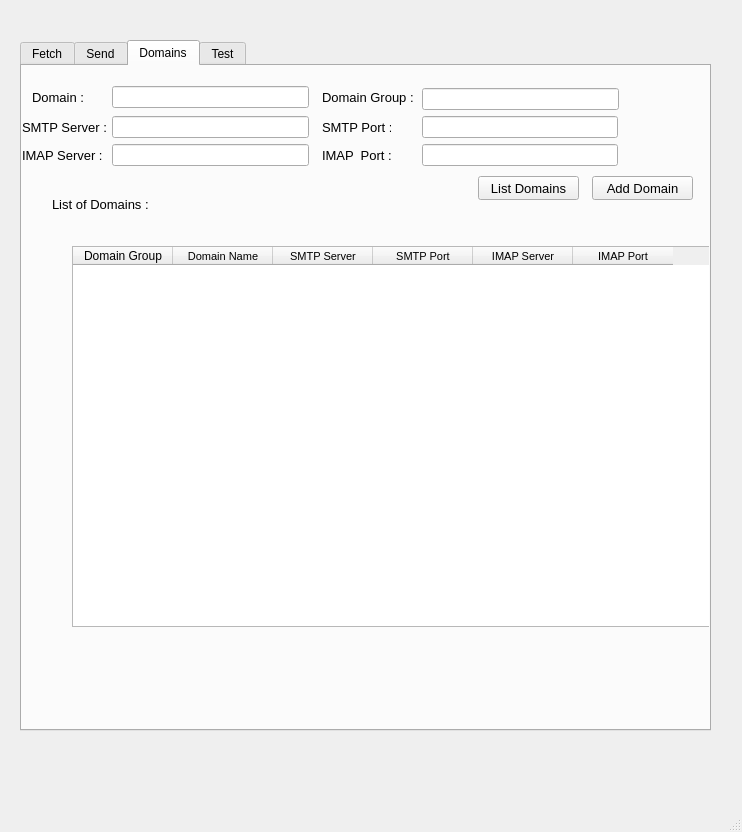
13-aymane/py-mail, file mail2.ui: the form before one commit.
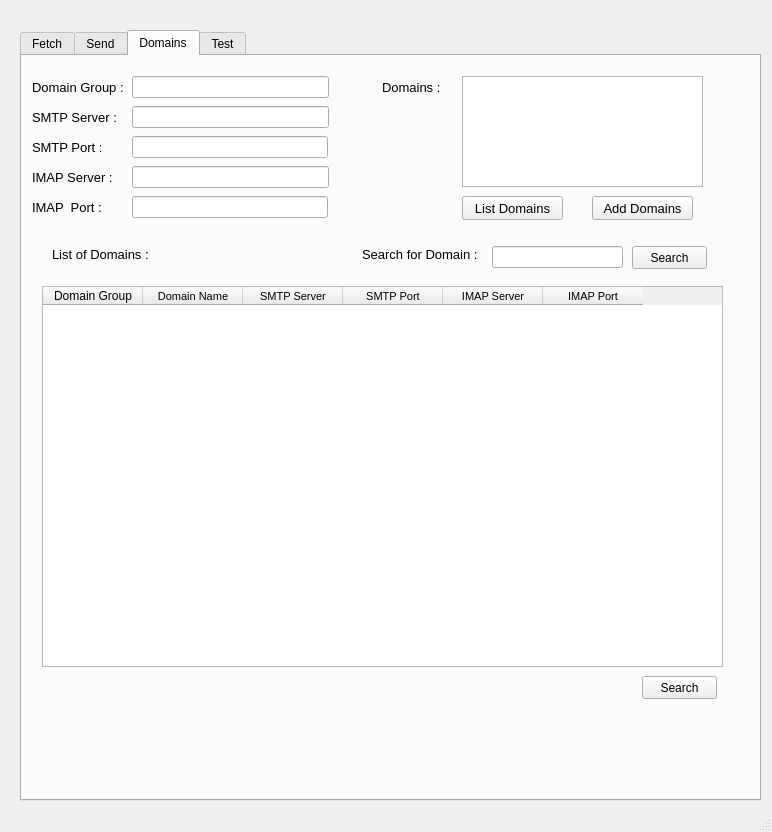
The form after the commit. The open tabs and pages were chosen to show the change.

```diff
--- a/mail2.ui
+++ b/mail2.ui
@@ -6,7 +6,7 @@
    <rect>
     <x>0</x>
     <y>0</y>
-    <width>742</width>
+    <width>772</width>
     <height>832</height>
    </rect>
   </property>
@@ -18,9 +18,9 @@
     <property name="geometry">
      <rect>
       <x>20</x>
-      <y>40</y>
-      <width>691</width>
-      <height>691</height>
+      <y>30</y>
+      <width>741</width>
+      <height>771</height>
      </rect>
     </property>
     <property name="currentIndex">
@@ -385,8 +385,8 @@
      <widget class="QLineEdit" name="domaingrpField">
       <property name="geometry">
        <rect>
-        <x>400</x>
-        <y>22</y>
+        <x>110</x>
+        <y>20</y>
         <width>197</width>
         <height>22</height>
        </rect>
@@ -400,8 +400,8 @@
      <widget class="QLineEdit" name="smtp_portField">
       <property name="geometry">
        <rect>
-        <x>400</x>
-        <y>50</y>
+        <x>110</x>
+        <y>80</y>
         <width>196</width>
         <height>22</height>
        </rect>
@@ -422,7 +422,7 @@
       <property name="geometry">
        <rect>
         <x>570</x>
-        <y>110</y>
+        <y>140</y>
         <width>101</width>
         <height>24</height>
        </rect>
@@ -433,14 +433,14 @@
        </font>
       </property>
       <property name="text">
-       <string>Add Domain</string>
+       <string>Add Domains</string>
       </property>
      </widget>
      <widget class="QLabel" name="label_imap_2">
       <property name="geometry">
        <rect>
-        <x>0</x>
-        <y>78</y>
+        <x>10</x>
+        <y>110</y>
         <width>84</width>
         <height>22</height>
        </rect>
@@ -457,7 +457,7 @@
      <widget class="QLineEdit" name="smtpField">
       <property name="geometry">
        <rect>
-        <x>90</x>
+        <x>110</x>
         <y>50</y>
         <width>197</width>
         <height>22</height>
@@ -475,8 +475,8 @@
      <widget class="QLineEdit" name="imap_portField">
       <property name="geometry">
        <rect>
-        <x>400</x>
-        <y>78</y>
+        <x>110</x>
+        <y>140</y>
         <width>196</width>
         <height>22</height>
        </rect>
@@ -496,8 +496,8 @@
      <widget class="QLabel" name="label_port_2">
       <property name="geometry">
        <rect>
-        <x>300</x>
-        <y>78</y>
+        <x>10</x>
+        <y>140</y>
         <width>69</width>
         <height>22</height>
        </rect>
@@ -517,8 +517,8 @@
       </property>
       <property name="geometry">
        <rect>
-        <x>90</x>
-        <y>78</y>
+        <x>110</x>
+        <y>110</y>
         <width>197</width>
         <height>22</height>
        </rect>
@@ -535,8 +535,8 @@
      <widget class="QLabel" name="label_port_3">
       <property name="geometry">
        <rect>
-        <x>300</x>
-        <y>50</y>
+        <x>10</x>
+        <y>80</y>
         <width>69</width>
         <height>22</height>
        </rect>
@@ -553,7 +553,7 @@
      <widget class="QLabel" name="label_server_4">
       <property name="geometry">
        <rect>
-        <x>0</x>
+        <x>10</x>
         <y>50</y>
         <width>84</width>
         <height>22</height>
@@ -571,7 +571,7 @@
      <widget class="QLabel" name="label_3">
       <property name="geometry">
        <rect>
-        <x>300</x>
+        <x>10</x>
         <y>20</y>
         <width>101</width>
         <height>22</height>
@@ -590,7 +590,7 @@
       <property name="geometry">
        <rect>
         <x>30</x>
-        <y>130</y>
+        <y>190</y>
         <width>287</width>
         <height>16</height>
        </rect>
@@ -607,8 +607,8 @@
      <widget class="QPushButton" name="listButton">
       <property name="geometry">
        <rect>
-        <x>456</x>
-        <y>110</y>
+        <x>440</x>
+        <y>140</y>
         <width>101</width>
         <height>24</height>
        </rect>
@@ -625,9 +625,9 @@
      <widget class="QTableWidget" name="tableWidget">
       <property name="geometry">
        <rect>
-        <x>50</x>
-        <y>180</y>
-        <width>671</width>
+        <x>20</x>
+        <y>230</y>
+        <width>681</width>
         <height>381</height>
        </rect>
       </property>
@@ -728,25 +728,10 @@
        </property>
       </column>
      </widget>
-     <widget class="QLineEdit" name="domainField">
-      <property name="geometry">
-       <rect>
-        <x>90</x>
-        <y>20</y>
-        <width>197</width>
-        <height>22</height>
-       </rect>
-      </property>
-      <property name="font">
-       <font>
-        <pointsize>10</pointsize>
-       </font>
-      </property>
-     </widget>
      <widget class="QLabel" name="label_7">
       <property name="geometry">
        <rect>
-        <x>10</x>
+        <x>360</x>
         <y>20</y>
         <width>84</width>
         <height>22</height>
@@ -758,7 +743,82 @@
        </font>
       </property>
       <property name="text">
-       <string>Domain :</string>
+       <string>Domains :</string>
+      </property>
+     </widget>
+     <widget class="QLabel" name="label_8">
+      <property name="geometry">
+       <rect>
+        <x>340</x>
+        <y>190</y>
+        <width>121</width>
+        <height>16</height>
+       </rect>
+      </property>
+      <property name="font">
+       <font>
+        <pointsize>10</pointsize>
+       </font>
+      </property>
+      <property name="text">
+       <string>Search for Domain :</string>
+      </property>
+     </widget>
+     <widget class="QPushButton" name="search_domainButton">
+      <property name="geometry">
+       <rect>
+        <x>610</x>
+        <y>190</y>
+        <width>75</width>
+        <height>23</height>
+       </rect>
+      </property>
+      <property name="text">
+       <string>Search</string>
+      </property>
+     </widget>
+     <widget class="QLineEdit" name="search_domainField">
+      <property name="geometry">
+       <rect>
+        <x>470</x>
+        <y>190</y>
+        <width>131</width>
+        <height>22</height>
+       </rect>
+      </property>
+      <property name="font">
+       <font>
+        <pointsize>10</pointsize>
+       </font>
+      </property>
+      <property name="text">
+       <string/>
+      </property>
+      <property name="echoMode">
+       <enum>QLineEdit::Normal</enum>
+      </property>
+     </widget>
+     <widget class="QPushButton" name="delete_domainButton">
+      <property name="geometry">
+       <rect>
+        <x>620</x>
+        <y>620</y>
+        <width>75</width>
+        <height>23</height>
+       </rect>
+      </property>
+      <property name="text">
+       <string>Search</string>
+      </property>
+     </widget>
+     <widget class="QTextEdit" name="domainField">
+      <property name="geometry">
+       <rect>
+        <x>440</x>
+        <y>20</y>
+        <width>241</width>
+        <height>111</height>
+       </rect>
       </property>
      </widget>
     </widget>
```
Left out of the diff: 181 changed lines with no effect on the pictures.
